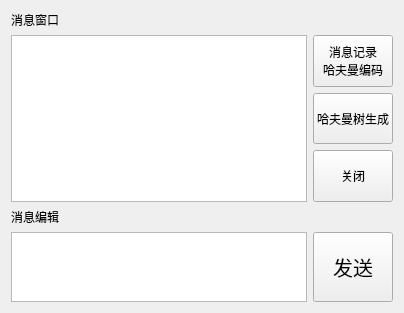
The window that SbuildF (final)/privatescreen.ui (upc28/2016SummerClass) describes before a commit, drawn with Qt 5.
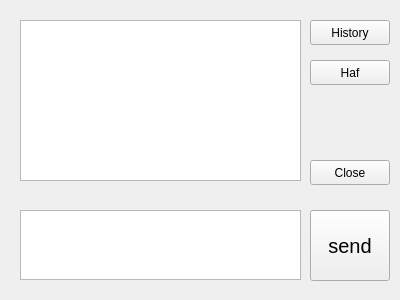
The same window after the commit.

Patch:
```diff
--- a/SbuildF (final)/privatescreen.ui
+++ b/SbuildF (final)/privatescreen.ui
@@ -6,113 +6,90 @@
    <rect>
     <x>0</x>
     <y>0</y>
-    <width>404</width>
-    <height>313</height>
+    <width>400</width>
+    <height>300</height>
    </rect>
   </property>
-  <property name="sizePolicy">
-   <sizepolicy hsizetype="Expanding" vsizetype="Expanding">
-    <horstretch>0</horstretch>
-    <verstretch>0</verstretch>
-   </sizepolicy>
-  </property>
   <property name="windowTitle">
    <string>消息窗口</string>
   </property>
-  <layout class="QGridLayout" name="gridLayout">
-   <item row="5" column="0">
-    <widget class="QTextEdit" name="textEdit">
-     <property name="sizePolicy">
-      <sizepolicy hsizetype="Expanding" vsizetype="Expanding">
-       <horstretch>15</horstretch>
-       <verstretch>35</verstretch>
-      </sizepolicy>
-     </property>
-    </widget>
-   </item>
-   <item row="2" column="1">
-    <widget class="QPushButton" name="pushButton">
-     <property name="sizePolicy">
-      <sizepolicy hsizetype="Expanding" vsizetype="Expanding">
-       <horstretch>0</horstretch>
-       <verstretch>0</verstretch>
-      </sizepolicy>
-     </property>
-     <property name="text">
-      <string>哈夫曼树生成</string>
-     </property>
-    </widget>
-   </item>
-   <item row="1" column="1">
-    <widget class="QPushButton" name="But_history">
-     <property name="sizePolicy">
-      <sizepolicy hsizetype="Expanding" vsizetype="Expanding">
-       <horstretch>0</horstretch>
-       <verstretch>0</verstretch>
-      </sizepolicy>
-     </property>
-     <property name="text">
-      <string>消息记录
-哈夫曼编码</string>
-     </property>
-    </widget>
-   </item>
-   <item row="1" column="0" rowspan="3">
-    <widget class="QTextBrowser" name="textBrowser">
-     <property name="sizePolicy">
-      <sizepolicy hsizetype="Expanding" vsizetype="Expanding">
-       <horstretch>15</horstretch>
-       <verstretch>28</verstretch>
-      </sizepolicy>
-     </property>
-    </widget>
-   </item>
-   <item row="3" column="1">
-    <widget class="QPushButton" name="But_close">
-     <property name="sizePolicy">
-      <sizepolicy hsizetype="Expanding" vsizetype="Expanding">
-       <horstretch>0</horstretch>
-       <verstretch>0</verstretch>
-      </sizepolicy>
-     </property>
-     <property name="text">
-      <string>关闭</string>
-     </property>
-    </widget>
-   </item>
-   <item row="0" column="0">
-    <widget class="QLabel" name="label">
-     <property name="text">
-      <string>消息窗口</string>
-     </property>
-    </widget>
-   </item>
-   <item row="4" column="0">
-    <widget class="QLabel" name="label_2">
-     <property name="text">
-      <string>消息编辑</string>
-     </property>
-    </widget>
-   </item>
-   <item row="5" column="1">
-    <widget class="QPushButton" name="But_send">
-     <property name="sizePolicy">
-      <sizepolicy hsizetype="Expanding" vsizetype="Expanding">
-       <horstretch>0</horstretch>
-       <verstretch>35</verstretch>
-      </sizepolicy>
-     </property>
-     <property name="font">
-      <font>
-       <pointsize>15</pointsize>
-      </font>
-     </property>
-     <property name="text">
-      <string>发送</string>
-     </property>
-    </widget>
-   </item>
-  </layout>
+  <widget class="QTextBrowser" name="textBrowser">
+   <property name="geometry">
+    <rect>
+     <x>20</x>
+     <y>20</y>
+     <width>281</width>
+     <height>161</height>
+    </rect>
+   </property>
+  </widget>
+  <widget class="QTextEdit" name="textEdit">
+   <property name="geometry">
+    <rect>
+     <x>20</x>
+     <y>210</y>
+     <width>281</width>
+     <height>70</height>
+    </rect>
+   </property>
+  </widget>
+  <widget class="QPushButton" name="But_send">
+   <property name="geometry">
+    <rect>
+     <x>310</x>
+     <y>210</y>
+     <width>80</width>
+     <height>71</height>
+    </rect>
+   </property>
+   <property name="font">
+    <font>
+     <pointsize>15</pointsize>
+    </font>
+   </property>
+   <property name="text">
+    <string>send</string>
+   </property>
+  </widget>
+  <widget class="QPushButton" name="But_close">
+   <property name="geometry">
+    <rect>
+     <x>310</x>
+     <y>160</y>
+     <width>80</width>
+     <height>25</height>
+    </rect>
+   </property>
+   <property name="text">
+    <string>Close</string>
+   </property>
+  </widget>
+  <widget class="QPushButton" name="But_history">
+   <property name="geometry">
+    <rect>
+     <x>310</x>
+     <y>20</y>
+     <width>80</width>
+     <height>25</height>
+    </rect>
+   </property>
+   <property name="text">
+    <string>History</string>
+   </property>
+  </widget>
+  <widget class="QPushButton" name="pushButton">
+   <property name="geometry">
+    <rect>
+     <x>310</x>
+     <y>60</y>
+     <width>80</width>
+     <height>25</height>
+    </rect>
+   </property>
+   <property name="text">
+    <string>Haf</string>
+   </property>
+  </widget>
  </widget>
  <resources/>
  <connections/>
```
Left out of the diff: 2 changed lines with no effect on the pictures.
